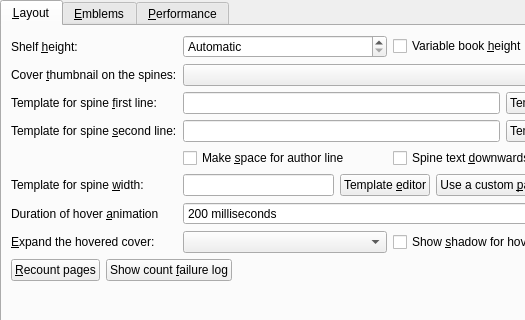
kovidgoyal/calibre, file src/calibre/gui2/preferences/look_feel_tabs/bookshelf_view.ui: the form before one commit; both pictures show x 0 to 525 and y 0 to 320 of the 607 by 493 pixel window.
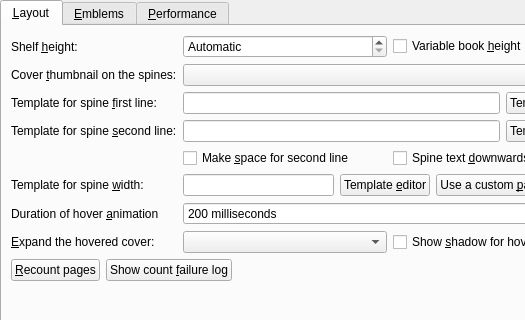
The form after the commit. Custom widgets are drawn as their Qt base class.

The edit to the form file:
```diff
--- a/src/calibre/gui2/preferences/look_feel_tabs/bookshelf_view.ui
+++ b/src/calibre/gui2/preferences/look_feel_tabs/bookshelf_view.ui
@@ -283,7 +283,7 @@
          <string>&lt;p&gt;When showing authors in spine, for very narrow books, artifically widen the book to make space for the author line. Without this, the authors wont be displayed for narrow books, with it, narrow books will appear artifically wider than they really are.</string>
         </property>
         <property name="text">
-         <string>Make &amp;space for author line</string>
+         <string>Make &amp;space for second line</string>
         </property>
        </widget>
       </item>
```
